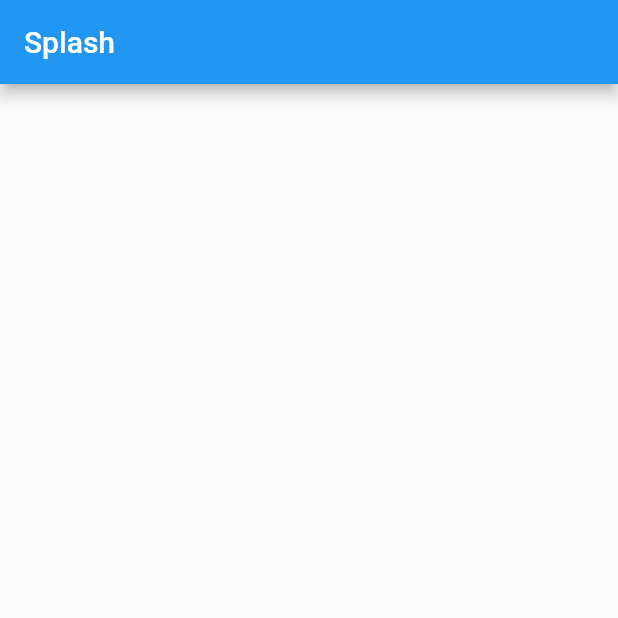
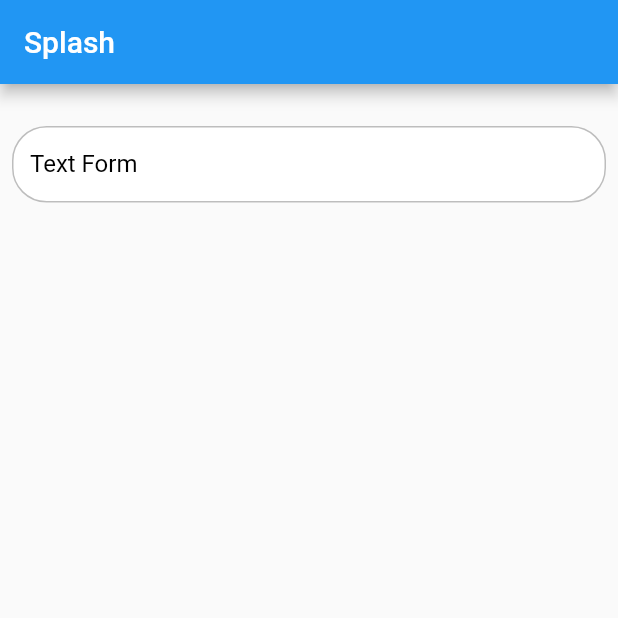
Before and after one commit to gabrieltav/vakinha_burger_mobile, a Flutter app: the screen it shows after launch, on a phone screen of 412 x 824 dp, the top half of it. Run offline on Flutter 3.47's test engine with Material 2 defaults, Android fonts, the phone set to English and light mode, and no system bars; our stand-ins replace get; Roboto replaces fonts that are missing (mplus1).

```diff
--- /dev/null
+++ b/front_mobile/lib/app/core/ui/widgets/vakinha_textformfield.dart
@@ -0,0 +1,50 @@
+import 'package:flutter/material.dart';
+import 'package:get/utils.dart';
+
+class VakinhaTextformfield extends StatelessWidget {
+  final String label;
+  final TextEditingController? controller;
+  final bool obscureText;
+  final FormFieldValidator<String>? validator;
+  final ValueChanged<String>? onChange;
+
+  const VakinhaTextformfield(
+      {Key? key,
+      required this.label,
+      this.controller,
+      this.validator,
+      this.onChange,
+      this.obscureText = false})
+      : super(key: key);
+
+  @override
+  Widget build(BuildContext context) {
+    return TextFormField(
+      controller: controller,
+      obscureText: obscureText,
+      validator: validator,
+      onChanged: onChange,
+      cursorColor: context.theme.primaryColor,
+      decoration: InputDecoration(
+        isDense: true,
+        labelText: label,
+        labelStyle: const TextStyle(color: Colors.black),
+        errorStyle: const TextStyle(color: Colors.redAccent),
+        border: OutlineInputBorder(
+          borderRadius: BorderRadius.circular(23),
+          borderSide: BorderSide(color: Colors.grey[400]!),
+        ),
+        enabledBorder: OutlineInputBorder(
+          borderRadius: BorderRadius.circular(23),
+          borderSide: BorderSide(color: Colors.grey[400]!),
+        ),
+        focusedBorder: OutlineInputBorder(
+          borderRadius: BorderRadius.circular(23),
+          borderSide: BorderSide(color: Colors.grey[400]!),
+        ),
+        filled: true,
+        fillColor: Colors.white,
+      ),
+    );
+  }
+}
--- a/front_mobile/lib/app/modules/splash/splash_page.dart
+++ b/front_mobile/lib/app/modules/splash/splash_page.dart
@@ -1,4 +1,5 @@
 import 'package:flutter/material.dart';
+import 'package:vakinha_burger_mobile/app/core/ui/widgets/vakinha_textformfield.dart';
 
 class SplashPage extends StatelessWidget {
   const SplashPage({Key? key}) : super(key: key);
@@ -9,7 +10,20 @@ class SplashPage extends StatelessWidget {
       appBar: AppBar(
         title: const Text('Splash'),
       ),
-      body: Container(),
+      body: Column(
+        children: [
+          const SizedBox(
+            height: 20,
+          ),
+          Padding(
+            padding: const EdgeInsets.all(8.0),
+            child: VakinhaTextformfield(
+              label: 'Text Form',
+              obscureText: true,
+            ),
+          ),
+        ],
+      ),
     );
   }
 }
```
